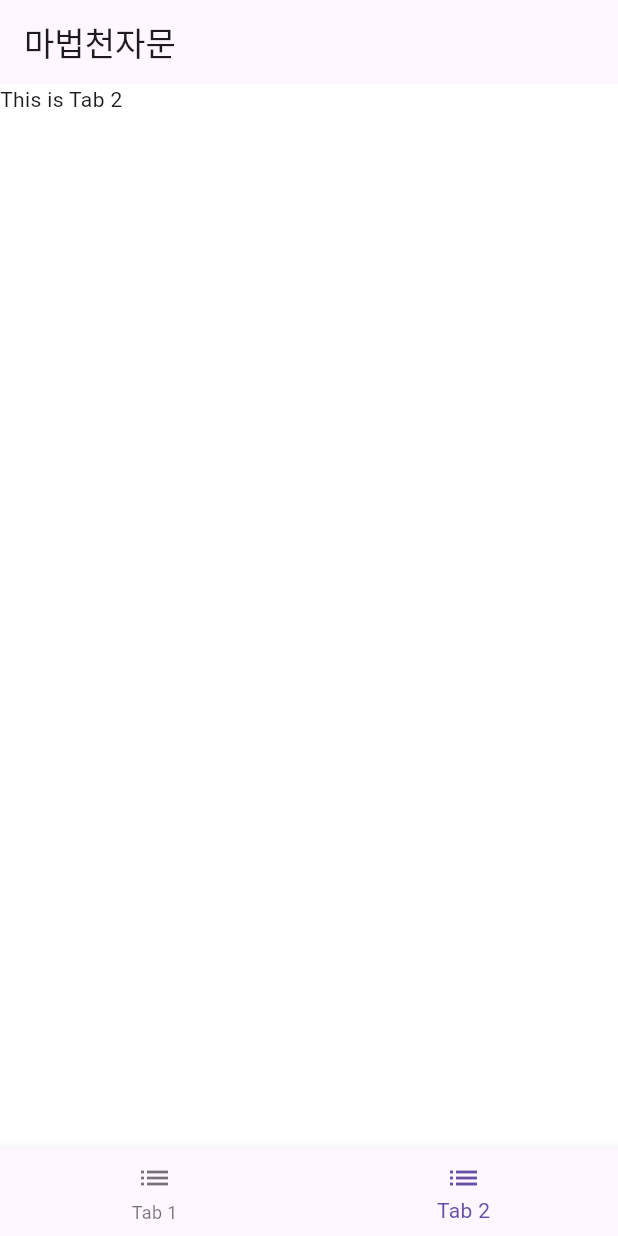
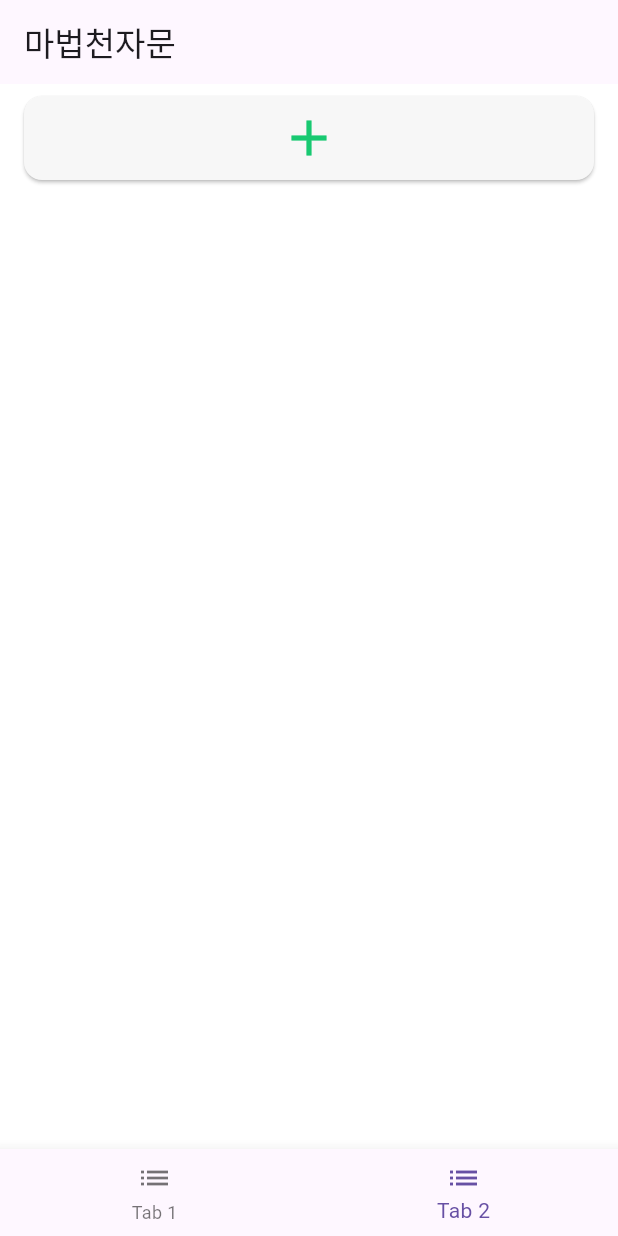
Before and after one commit to mgklee/hanja-magic, a Flutter app: the screen it shows after launch, item 2 of the bottom bar chosen, on a phone screen of 412 x 824 dp. Run offline on Flutter 3.47's test engine with Material 3 defaults, Android fonts, the phone set to English and light mode, and no system bars.

```diff
--- a/lib/tabs/tab2.dart
+++ b/lib/tabs/tab2.dart
@@ -8,8 +8,65 @@ class Tab2 extends StatefulWidget {
 }
 
 class _Tab2State extends State<Tab2> {
+  Map<String, dynamic> routines = {};
+
   @override
   Widget build(BuildContext context) {
-    return Text('This is Tab 2');
+    return SingleChildScrollView(
+      child: Column(
+        crossAxisAlignment: CrossAxisAlignment.start,
+        children: [
+          // Categories List
+          ListView.builder(
+            shrinkWrap: true,
+            physics: const NeverScrollableScrollPhysics(),
+            itemCount: routines.length + 1, // Extra card for the (+) button
+            itemBuilder: (context, index) {
+              // (+) Button Card
+              if (index == routines.length) {
+                return Card(
+                  color: Color(0xFFF7F7F7),
+                  margin: const EdgeInsets.symmetric(
+                      vertical: 8.0, horizontal: 16.0),
+                  child: Center(
+                    child: InkWell(
+                      onTap: () {
+                        // Add a new empty category with a unique name
+                        setState(() {
+                          int routineIndex = 1;
+                          String newRoutineName;
+                          do {
+                            newRoutineName = "루틴 $routineIndex";
+                            routineIndex++;
+                          } while (routines.containsKey(newRoutineName));
+
+                          routines[newRoutineName] = newRoutineName;
+                        });
+                      },
+                      child: const Padding(
+                        padding: EdgeInsets.all(8.0),
+                        child: Icon(
+                          Icons.add, size: 40.0, color: Color(0xFF18C971)
+                        ),
+                      ),
+                    ),
+                  ),
+                );
+              }
+
+              return Card(
+                color: Color(0xFFF7F7F7),
+                margin: const EdgeInsets.symmetric(vertical: 8.0, horizontal: 16.0),
+                child: Column(
+                  children: [
+                    Text(routines.keys.elementAt(index)),
+                  ],
+                ),
+              );
+            },
+          ),
+        ],
+      ),
+    );
   }
 }
```
